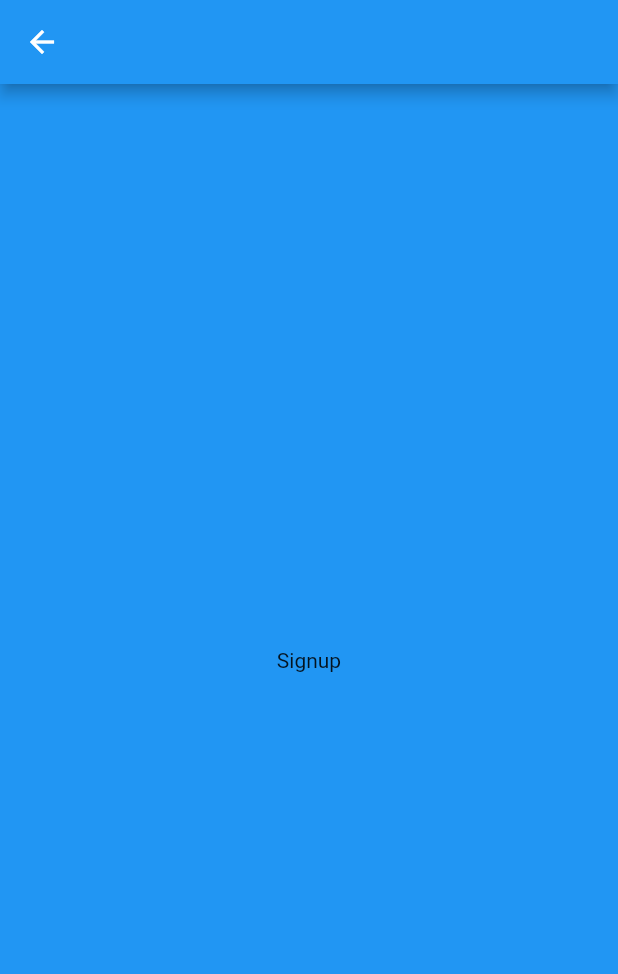
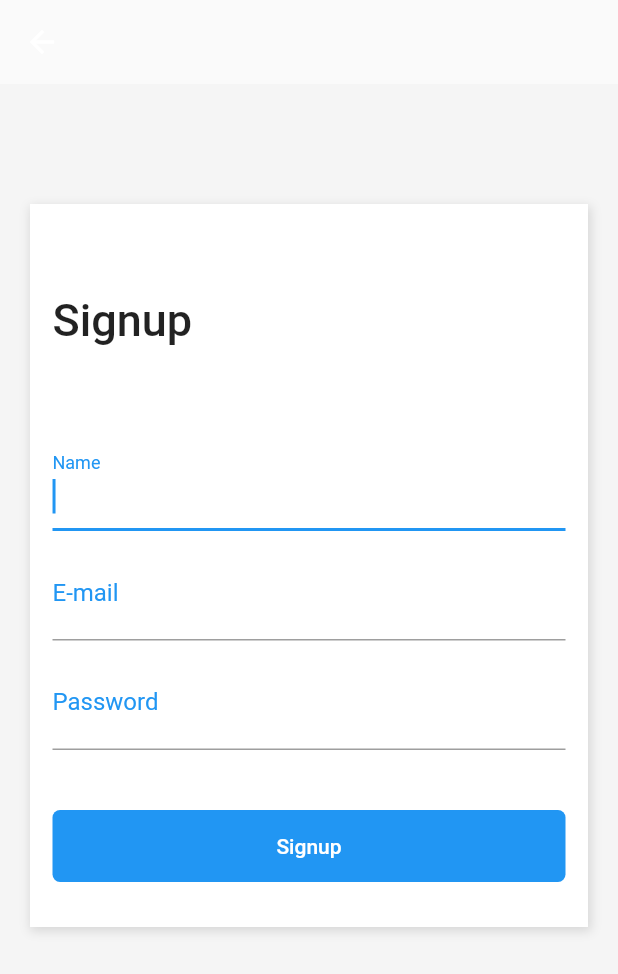
Before and after one commit to TabataMora/app_compra, a Flutter app: the SignUpPage screen opened directly, on a phone screen of 412 x 824 dp. Shown: the top 974 px of the screen. Run offline on Flutter 3.47's test engine with Material 2 defaults, Android fonts, the phone set to English and light mode, and no system bars.

Commit message:
Criando a tela signup

```diff
--- a/lib/pages/signup.page.dart
+++ b/lib/pages/signup.page.dart
@@ -4,11 +4,121 @@ class SignUpPage extends StatelessWidget {
   @override
   Widget build(BuildContext context) {
     return Scaffold(
-      appBar: AppBar(),
-      body: Container(
-        color: Colors.blue,
-        child: Center(
-          child: Text("Signup"),
+      appBar: AppBar(
+        backgroundColor: Colors.white.withOpacity(0),
+        elevation: 0,
+      ),
+      body: SingleChildScrollView(
+        child: Container(
+          color: Color(0xFFF5F5F5),
+          padding: EdgeInsets.only(left: 20, top: 80, right: 20, bottom: 40),
+          child: Column(
+            children: <Widget>[
+              Container(
+                decoration: BoxDecoration(
+                  color: Colors.white,
+                  boxShadow: [
+                    new BoxShadow(
+                      color: Colors.black12,
+                      offset: new Offset(1, 2.0),
+                      blurRadius: 5,
+                      spreadRadius: 1,
+                    ),
+                  ],
+                ),
+                child: Padding(
+                  padding: EdgeInsets.only(left: 15, right: 15, top: 60),
+                  child: Column(
+                    crossAxisAlignment: CrossAxisAlignment.stretch,
+                    children: <Widget>[
+                      Text(
+                        "Signup",
+                        style: TextStyle(
+                            fontSize: 30, fontWeight: FontWeight.w500),
+                      ),
+                      SizedBox(
+                        height: 60,
+                      ),
+                      TextFormField(
+                        autofocus: true,
+                        keyboardType: TextInputType.text,
+                        decoration: InputDecoration(
+                          labelText: "Name",
+                          labelStyle: TextStyle(
+                            color: Theme.of(context).primaryColor,
+                            fontWeight: FontWeight.w400,
+                            fontSize: 16,
+                          ),
+                        ),
+                        style: TextStyle(
+                          fontSize: 20,
+                        ),
+                      ),
+                      SizedBox(
+                        height: 10,
+                      ),
+                      TextFormField(
+                        autofocus: true,
+                        keyboardType: TextInputType.emailAddress,
+                        decoration: InputDecoration(
+                          labelText: "E-mail",
+                          labelStyle: TextStyle(
+                            color: Theme.of(context).primaryColor,
+                            fontWeight: FontWeight.w400,
+                            fontSize: 16,
+                          ),
+                        ),
+                        style: TextStyle(
+                          fontSize: 20,
+                        ),
+                      ),
+                      SizedBox(
+                        height: 10,
+                      ),
+                      TextFormField(
+                        autofocus: true,
+                        keyboardType: TextInputType.text,
+                        obscureText: true,
+                        decoration: InputDecoration(
+                          labelText: "Password",
+                          labelStyle: TextStyle(
+                            color: Theme.of(context).primaryColor,
+                            fontWeight: FontWeight.w400,
+                            fontSize: 16,
+                          ),
+                        ),
+                        style: TextStyle(
+                          fontSize: 20,
+                        ),
+                      ),
+                      SizedBox(
+                        height: 40,
+                      ),
+                      Container(
+                        width: double.infinity,
+                        decoration: BoxDecoration(
+                          color: Theme.of(context).primaryColor,
+                          borderRadius: BorderRadius.all(
+                            Radius.circular(5),
+                          ),
+                        ),
+                        child: FlatButton(
+                          child: Text(
+                            "Signup",
+                            style: TextStyle(color: Colors.white),
+                          ),
+                          onPressed: () {},
+                        ),
+                      ),
+                      SizedBox(
+                        height: 30,
+                      ),
+                    ],
+                  ),
+                ),
+              ),
+            ],
+          ),
         ),
       ),
     );
```
